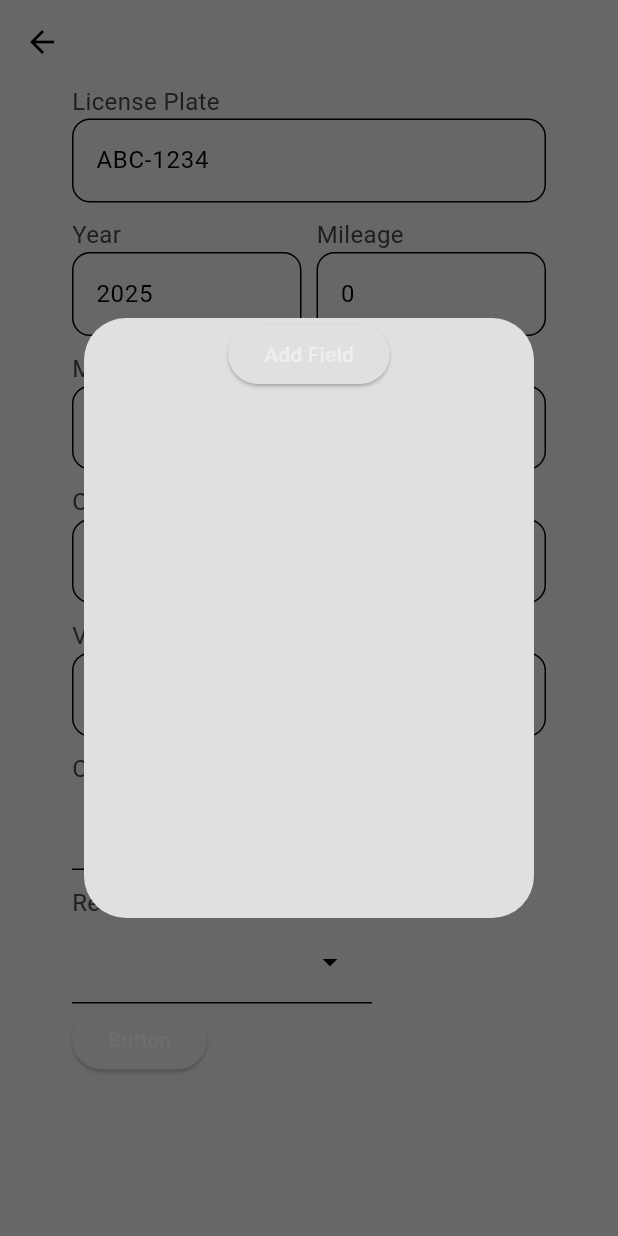
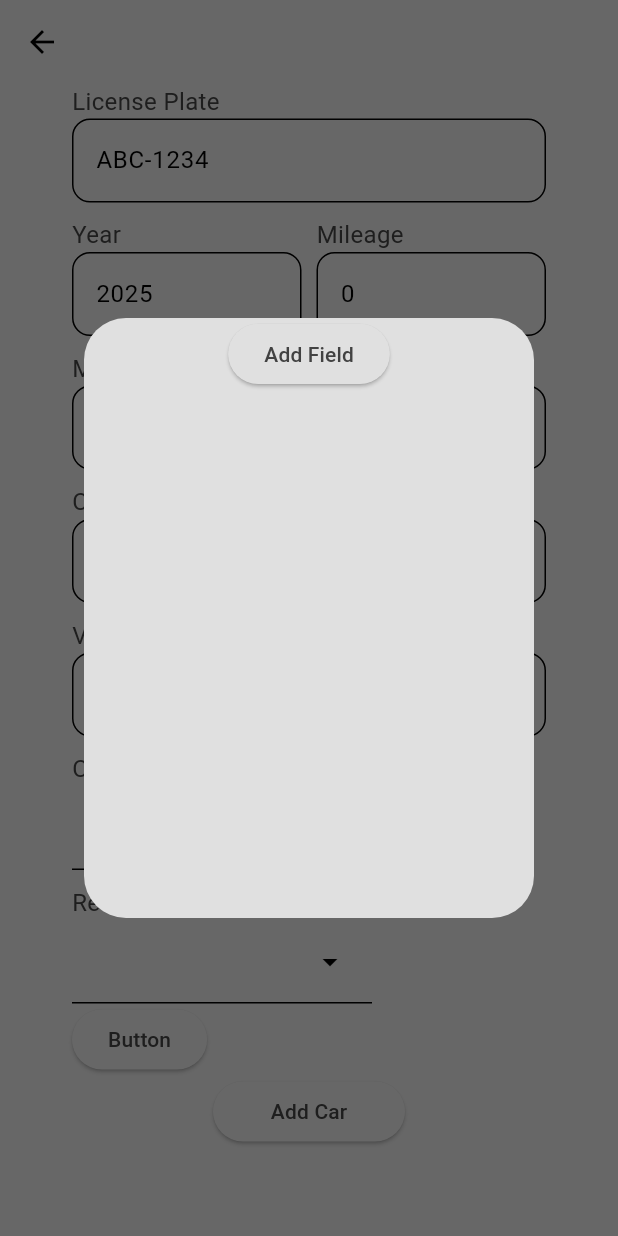
Before and after one commit to chrisgw4/CarStax-App, a Flutter app: the AddCarPage screen opened directly, after a tap on "Button", on a phone screen of 412 x 824 dp. Run offline on Flutter 3.47's test engine with Material 3 defaults, Android fonts, the phone set to English and light mode, and no system bars; missing offline and left inert: dart:ffi; network calls fail.

Commit message:
Added a way to reach the addCarPage and connected it to backend functionality

```diff
--- a/car_stax/lib/main.dart
+++ b/car_stax/lib/main.dart
@@ -26,6 +26,7 @@ class MyApp extends StatelessWidget {
       routes: {
         '/login_register_page':(context) => LoginOrRegister(),
         '/home_page' : (context) => HomePage(),
+
       },
     );
   }
--- a/car_stax/lib/pages/add_car_page.dart
+++ b/car_stax/lib/pages/add_car_page.dart
@@ -1,5 +1,6 @@
 import 'dart:ffi';
 
+import 'package:car_stax/backend/backend_functions.dart';
 import 'package:car_stax/components/my_text.dart';
 import 'package:car_stax/components/my_textfield.dart';
 import 'package:flutter/material.dart';
@@ -277,7 +278,57 @@ class _AddCarPageState extends State<AddCarPage> {
                   dropdownMenuEntries: RentalStatus.entries,
                   leadingIcon: ImageIcon(selectedStatus?.icon),
                 ),
-                ElevatedButton(onPressed: openDialog, child: Text("Button")),
+                ElevatedButton(
+                    onPressed: openDialog,
+                    child: Text(
+                      "Button",
+                      style: TextStyle(color: Theme.of(context).colorScheme.inversePrimary),
+                    )
+                ),
+
+                // Add Car Button
+                Row(
+                  mainAxisAlignment: MainAxisAlignment.center,
+                  children: [
+                    ElevatedButton(
+                        onPressed: () {
+                          if (yearController.text == "")
+                            return;
+                          if (mileageController.text == "")
+                            return;
+
+                          // Adds the car to the backend
+                          backend_add_car(
+                              lPlate: lPLateController.text,
+                              rentalStatus: rentalStatusController.text,
+                              currentRental: "",
+                              year: int.parse(yearController.text),
+                              color: colorController.text,
+                              make: makeController.text,
+                              model: modelController.text,
+                              mileage: int.parse(mileageController.text),
+                              repairStatus: "",
+                              warningLightIndicators: [],
+                              VIN: vinController.text,
+                              carType: carTypeController.text
+                          );
+                        },
+                        child: SizedBox(
+                          width: 80,
+                          height: 30,
+                          child: Row(
+                            mainAxisAlignment: MainAxisAlignment.center,
+                            children: [
+                              Text(
+                                "Add Car",
+                                style: TextStyle(color: Theme.of(context).colorScheme.inversePrimary),
+                              ),
+                            ],
+                          )
+                        )
+                    ),
+                  ],
+                )
               ],
             ),
           ),
@@ -305,7 +356,10 @@ class _AddCarPageState extends State<AddCarPage> {
                       warningList.add(TextEditingController());
                     });
                   },
-                  child: const Text("Add Field"),
+                  child: Text(
+                    "Add Field",
+                    style: TextStyle(color: Theme.of(context).colorScheme.inversePrimary),
+                  ),
                 ),
 
 
```
Also changed, not shown: car_stax/lib/pages/home_page.dart (+17 -0 lines).
